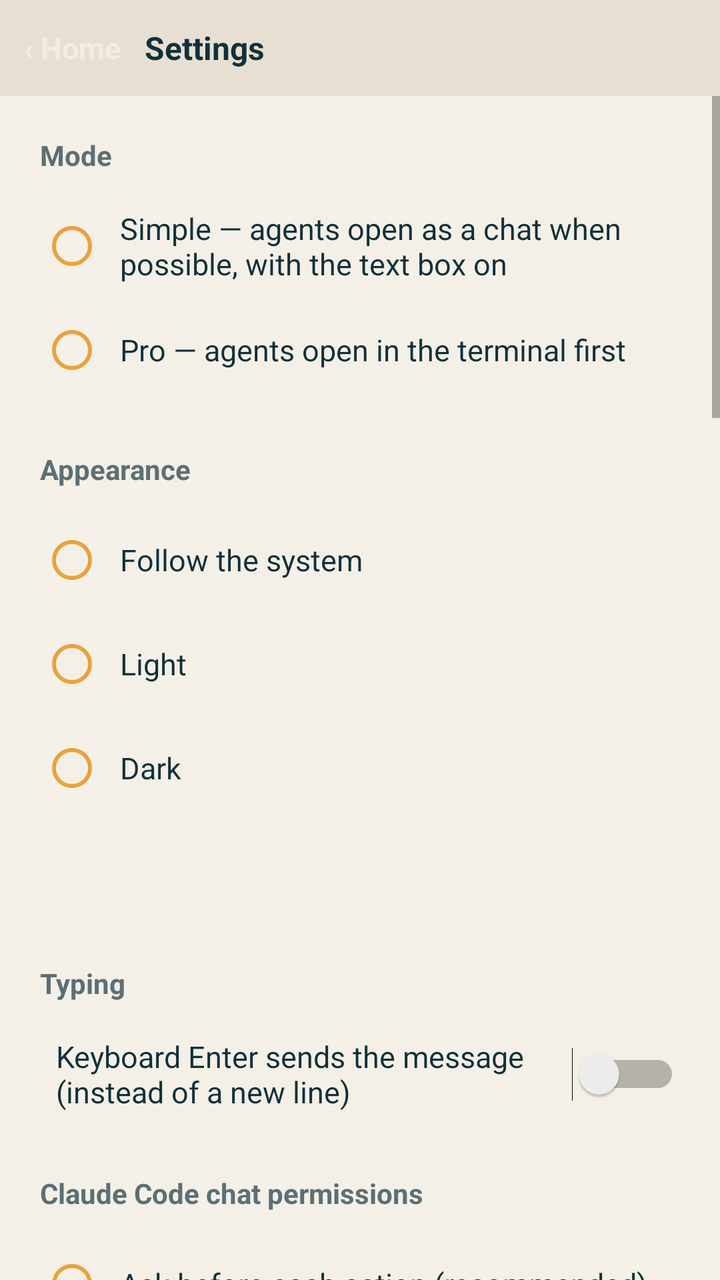
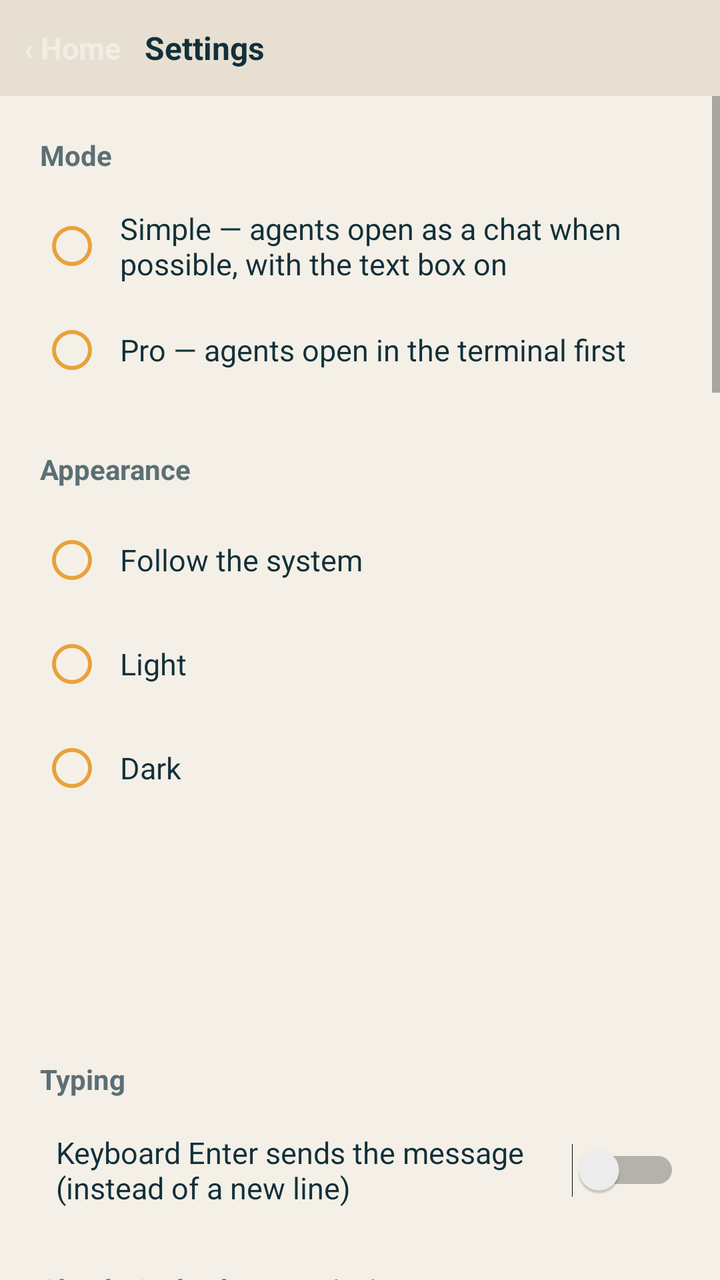

Two renders of the same Android screen: before a commit and after it. Below are the layout's source before the change and the commit's diff.
<!-- AndroidManifest.xml: activity theme Theme.Jangada.Setup -->
<!-- res/layout/activity_settings.xml -->
<?xml version="1.0" encoding="utf-8"?>
<LinearLayout xmlns:android="http://schemas.android.com/apk/res/android"
    android:layout_width="match_parent"
    android:layout_height="match_parent"
    android:background="@color/setup_bg"
    android:orientation="vertical">

    <LinearLayout
        android:layout_width="match_parent"
        android:layout_height="48dp"
        android:background="@color/bar_bg"
        android:gravity="center_vertical"
        android:orientation="horizontal">

        <TextView
            android:id="@+id/settings_back"
            style="@style/BarButton"
            android:text="@string/terminal_home_arrow" />

        <TextView
            android:layout_width="wrap_content"
            android:layout_height="wrap_content"
            android:text="@string/settings_title"
            android:textColor="@color/setup_text"
            android:textSize="16sp"
            android:textStyle="bold" />
    </LinearLayout>

    <ScrollView
        android:layout_width="match_parent"
        android:layout_height="match_parent">

        <LinearLayout
            android:layout_width="match_parent"
            android:layout_height="wrap_content"
            android:orientation="vertical"
            android:padding="20dp">

            <TextView
                style="@style/HomeSection"
                android:layout_marginTop="0dp"
                android:text="@string/settings_mode" />

            <RadioGroup
                android:id="@+id/settings_mode"
                android:layout_width="match_parent"
                android:layout_height="wrap_content">

                <RadioButton
                    android:id="@+id/mode_simple"
                    style="@style/SettingsOption"
                    android:text="@string/settings_mode_simple" />

                <RadioButton
                    android:id="@+id/mode_pro"
                    style="@style/SettingsOption"
                    android:text="@string/settings_mode_pro" />
            </RadioGroup>

            <TextView
                style="@style/HomeSection"
                android:text="@string/settings_appearance" />

            <RadioGroup
                android:id="@+id/settings_app_theme"
                android:layout_width="match_parent"
                android:layout_height="wrap_content">

                <RadioButton android:id="@+id/theme_system" style="@style/SettingsOption" android:text="@string/theme_system" />
                <RadioButton android:id="@+id/theme_light" style="@style/SettingsOption" android:text="@string/theme_light" />
                <RadioButton android:id="@+id/theme_dark" style="@style/SettingsOption" android:text="@string/theme_dark" />
            </RadioGroup>

            <Button
                android:id="@+id/settings_terminal_theme"
                style="?android:attr/borderlessButtonStyle"
                android:layout_width="wrap_content"
                android:layout_height="wrap_content"
                android:textAllCaps="false"
                android:minHeight="48dp"
                android:textColor="@color/accent_text" />

            <TextView
                style="@style/HomeSection"
                android:text="@string/settings_typing" />

            <Switch
                android:id="@+id/settings_enter_sends"
                style="@style/SettingsOption"
                android:text="@string/settings_enter_sends" />

            <TextView
                style="@style/HomeSection"
                android:text="@string/settings_chat" />

            <RadioGroup
                android:id="@+id/settings_permissions"
                android:layout_width="match_parent"
                android:layout_height="wrap_content">

                <RadioButton
                    android:id="@+id/permissions_ask"
                    style="@style/SettingsOption"
                    android:text="@string/settings_permissions_ask" />

                <RadioButton
                    android:id="@+id/permissions_auto"
                    style="@style/SettingsOption"
                    android:text="@string/settings_permissions_auto" />
            </RadioGroup>

            <TextView
                style="@style/HomeSection"
                android:text="@string/settings_model" />

            <RadioGroup
                android:id="@+id/settings_model_group"
                android:layout_width="match_parent"
                android:layout_height="wrap_content">

                <RadioButton
                    android:id="@+id/model_default"
                    style="@style/SettingsOption"
                    android:text="@string/chat_model_default" />

                <RadioButton
                    android:id="@+id/model_opus"
                    style="@style/SettingsOption"
                    android:text="Opus" />

                <RadioButton
                    android:id="@+id/model_sonnet"
                    style="@style/SettingsOption"
                    android:text="Sonnet" />

                <RadioButton
                    android:id="@+id/model_haiku"
                    style="@style/SettingsOption"
                    android:text="Haiku" />
            </RadioGroup>

            <TextView
                style="@style/HomeSection"
                android:text="@string/settings_effort" />

            <RadioGroup
                android:id="@+id/settings_effort_group"
                android:layout_width="match_parent"
                android:layout_height="wrap_content">

                <RadioButton android:id="@+id/effort_default" style="@style/SettingsOption" android:text="@string/chat_effort_default" />
                <RadioButton android:id="@+id/effort_low" style="@style/SettingsOption" android:text="@string/effort_low" />
                <RadioButton android:id="@+id/effort_medium" style="@style/SettingsOption" android:text="@string/effort_medium" />
                <RadioButton android:id="@+id/effort_high" style="@style/SettingsOption" android:text="@string/effort_high" />
                <RadioButton android:id="@+id/effort_xhigh" style="@style/SettingsOption" android:text="@string/effort_xhigh" />
                <RadioButton android:id="@+id/effort_max" style="@style/SettingsOption" android:text="@string/effort_max" />
            </RadioGroup>

            <TextView
                android:layout_width="match_parent"
                android:layout_height="wrap_content"
                android:layout_marginTop="10dp"
                android:text="@string/settings_other_agents"
                android:textColor="@color/setup_muted"
                android:textSize="13sp" />

            <TextView
                android:layout_width="match_parent"
                android:layout_height="wrap_content"
                android:layout_marginTop="6dp"
                android:text="@string/settings_permissions_note"
                android:textColor="@color/setup_muted"
                android:textSize="13sp" />

            <TextView
                style="@style/HomeSection"
                android:text="@string/settings_advanced" />

            <Switch
                android:id="@+id/settings_cpu_awake"
                style="@style/SettingsOption"
                android:text="@string/settings_cpu_awake" />

            <Switch
                android:id="@+id/settings_screen_on"
                style="@style/SettingsOption"
                android:text="@string/settings_screen_on" />

            <Switch
                android:id="@+id/settings_extra_keys"
                style="@style/SettingsOption"
                android:text="@string/settings_extra_keys" />

            <Button
                android:id="@+id/settings_api_keys"
                style="?android:attr/borderlessButtonStyle"
                android:layout_width="wrap_content"
                android:layout_height="wrap_content"
                android:layout_marginTop="8dp"
                android:text="@string/keys_title"
                android:textAllCaps="false"
                android:minHeight="48dp"
                android:textColor="@color/accent_text" />

            <TextView
                style="@style/HomeSection"
                android:text="@string/settings_linux" />

            <TextView
                android:id="@+id/settings_linux_size"
                android:layout_width="match_parent"
                android:layout_height="wrap_content"
                android:textColor="@color/setup_muted"
                android:textSize="14sp" />

            <Button
                android:id="@+id/settings_cleanup"
                style="?android:attr/borderlessButtonStyle"
                android:layout_width="wrap_content"
                android:layout_height="wrap_content"
                android:text="@string/settings_cleanup"
                android:textAllCaps="false"
                android:minHeight="48dp"
                android:textColor="@color/accent_text" />

            <Button
                android:id="@+id/settings_repair"
                style="?android:attr/borderlessButtonStyle"
                android:layout_width="wrap_content"
                android:layout_height="wrap_content"
                android:text="@string/settings_repair"
                android:textAllCaps="false"
                android:minHeight="48dp"
                android:textColor="@color/accent_text" />

            <Button
                android:id="@+id/settings_reinstall"
                style="?android:attr/borderlessButtonStyle"
                android:layout_width="wrap_content"
                android:layout_height="wrap_content"
                android:text="@string/settings_reinstall"
                android:textAllCaps="false"
                android:textColor="@color/setup_error" />

            <TextView
                style="@style/HomeSection"
                android:text="@string/settings_backup" />

            <TextView
                android:layout_width="match_parent"
                android:layout_height="wrap_content"
                android:text="@string/backup_intro"
                android:textColor="@color/setup_muted"
                android:textSize="13sp" />

            <Button
                android:id="@+id/settings_backup_export"
                style="?android:attr/borderlessButtonStyle"
                android:layout_width="wrap_content"
                android:layout_height="wrap_content"
                android:text="@string/backup_export"
                android:textAllCaps="false"
                android:minHeight="48dp"
                android:textColor="@color/accent_text" />

            <Button
                android:id="@+id/settings_backup_import"
                style="?android:attr/borderlessButtonStyle"
                android:layout_width="wrap_content"
                android:layout_height="wrap_content"
                android:text="@string/backup_import"
                android:textAllCaps="false"
                android:minHeight="48dp"
                android:textColor="@color/accent_text" />

            <Button
                android:id="@+id/settings_about"
                style="?android:attr/borderlessButtonStyle"
                android:layout_width="wrap_content"
                android:layout_height="wrap_content"
                android:layout_marginTop="16dp"
                android:text="@string/about_title"
                android:textAllCaps="false"
                android:minHeight="48dp"
                android:textColor="@color/accent_text" />
        </LinearLayout>
    </ScrollView>
</LinearLayout>
<!-- resources referenced by this layout -->
<resources>
  <color name="accent_text">#8F5200</color>
  <color name="bar_bg">#E7E0D2</color>
  <color name="setup_bg">#F4F0E7</color>
  <color name="setup_error">#C2412B</color>
  <color name="setup_muted">#5C6F75</color>
  <color name="setup_text">#12303A</color>
  <string name="about_title">About Jangada</string>
  <string name="backup_export">Make a backup</string>
  <string name="backup_import">Restore a backup</string>
  <string name="backup_intro">Save your projects (and, if you want, the agents’ settings and logins) to a file on your phone, to restore after reinstalling Linux or switching phones. Agents themselves are reinstalled from the catalog.</string>
  <string name="chat_effort_default">Default</string>
  <string name="chat_model_default">Account default</string>
  <string name="effort_high">High</string>
  <string name="effort_low">Low</string>
  <string name="effort_max">Maximum</string>
  <string name="effort_medium">Medium</string>
  <string name="effort_xhigh">Extra high</string>
  <string name="keys_title">API keys</string>
  <string name="settings_advanced">Advanced (Pro)</string>
  <string name="settings_appearance">Appearance</string>
  <string name="settings_backup">Backup</string>
  <string name="settings_chat">Claude Code chat permissions</string>
  <string name="settings_cleanup">Free up space (caches and old versions)</string>
  <string name="settings_cpu_awake">Keep the processor awake while sessions are open (agents keep working with the screen off; uses more battery)</string>
  <string name="settings_effort">Claude chat effort</string>
  <string name="settings_enter_sends">Keyboard Enter sends the message (instead of a new line)</string>
  <string name="settings_extra_keys">Show the extra keys bar in the terminal</string>
  <string name="settings_linux">Linux</string>
  <string name="settings_mode">Mode</string>
  <string name="settings_mode_pro">Pro — agents open in the terminal first</string>
  <string name="settings_mode_simple">Simple — agents open as a chat when possible, with the text box on</string>
  <string name="settings_model">Claude chat model</string>
  <string name="settings_other_agents">For the other agents, tap the model name at the top of the chat to change model, effort and mode.</string>
  <string name="settings_permissions_ask">Ask before each action (recommended)</string>
  <string name="settings_permissions_auto">Automatic: the agent decides what is safe</string>
  <string name="settings_permissions_note">Applies to new conversations. Other agents always ask before acting.</string>
  <string name="settings_reinstall">Reinstall Linux from scratch</string>
  <string name="settings_repair">Repair Linux (reinstall the basic tools)</string>
  <string name="settings_screen_on">Keep the screen on in the terminal</string>
  <string name="settings_title">Settings</string>
  <string name="settings_typing">Typing</string>
  <string name="terminal_home_arrow">‹  Home</string>
  <string name="theme_dark">Dark</string>
  <string name="theme_light">Light</string>
  <string name="theme_system">Follow the system</string>
  <style name="Theme.Jangada.Setup" parent="android:Theme.Material.Light.NoActionBar">
          <item name="android:windowBackground">@color/setup_bg</item>
          <item name="android:statusBarColor">@color/setup_bg</item>
          <item name="android:navigationBarColor">@color/setup_bg</item>
          <item name="android:colorAccent">@color/key_active</item>
          <item name="android:windowLightStatusBar">true</item>
      </style>
  <color name="key_text">#F2EDE4</color>
  <color name="key_active">#E9A23B</color>
  <!-- unchanged entries left out for length: 3 -->
</resources>

<!-- the commit's change to res/layout/activity_settings.xml (unified diff, before → after) -->
@@ -80,6 +80,15 @@
                 android:minHeight="48dp"
                 android:textColor="@color/accent_text" />
 
+            <Button
+                android:id="@+id/settings_chat_text"
+                style="?android:attr/borderlessButtonStyle"
+                android:layout_width="wrap_content"
+                android:layout_height="wrap_content"
+                android:textAllCaps="false"
+                android:minHeight="48dp"
+                android:textColor="@color/accent_text" />
+
             <TextView
                 style="@style/HomeSection"
                 android:text="@string/settings_typing" />
@@ -108,6 +117,24 @@
                     style="@style/SettingsOption"
                     android:text="@string/settings_permissions_auto" />
             </RadioGroup>
+
+            <TextView
+                style="@style/HomeSection"
+                android:text="@string/settings_chat_alerts" />
+
+            <Switch
+                android:id="@+id/settings_haptic"
+                style="@style/SettingsOption"
+                android:text="@string/settings_haptic" />
+
+            <TextView
+                android:layout_width="match_parent"
+                android:layout_height="wrap_content"
+                android:paddingStart="8dp"
+                android:paddingEnd="8dp"
+                android:text="@string/settings_haptic_hint"
+                android:textColor="@color/setup_muted"
+                android:textSize="13sp" />
 
             <TextView
                 style="@style/HomeSection"
<!-- resource entries referenced after the edit -->
@@ -22,11 +22,14 @@
   <string name="settings_appearance">Appearance</string>
   <string name="settings_backup">Backup</string>
   <string name="settings_chat">Claude Code chat permissions</string>
+  <string name="settings_chat_alerts">Chat alerts</string>
   <string name="settings_cleanup">Free up space (caches and old versions)</string>
   <string name="settings_cpu_awake">Keep the processor awake while sessions are open (agents keep working with the screen off; uses more battery)</string>
   <string name="settings_effort">Claude chat effort</string>
   <string name="settings_enter_sends">Keyboard Enter sends the message (instead of a new line)</string>
   <string name="settings_extra_keys">Show the extra keys bar in the terminal</string>
+  <string name="settings_haptic">Vibrate when the answer is ready</string>
+  <string name="settings_haptic_hint">Only while the chat is open; follows the system touch feedback setting.</string>
   <string name="settings_linux">Linux</string>
   <string name="settings_mode">Mode</string>
   <string name="settings_mode_pro">Pro — agents open in the terminal first</string>
